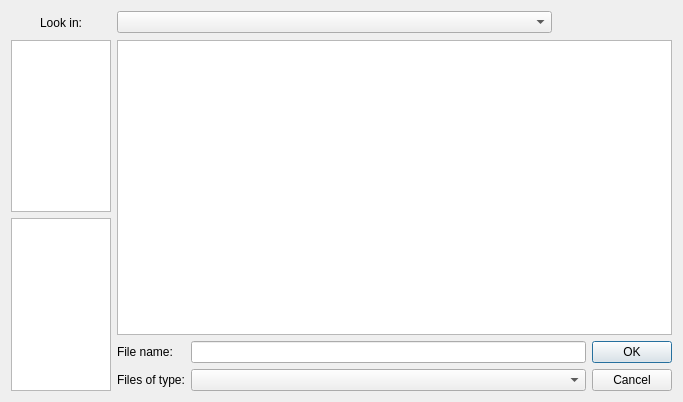
Qt form Qt/Core/Resources/UI/pqFileDialog.ui (Kitware/ParaView) before a commit.
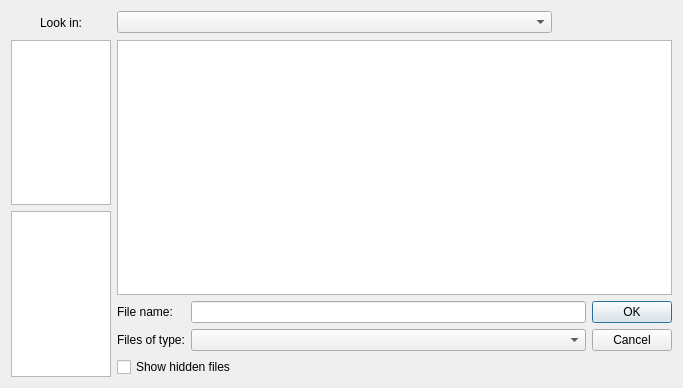
The same form after that commit. Custom widgets are drawn as their Qt base class.

Commit message:
ENH: Adding support for showing/hidding hidden files in the file dialog
Added a method to determine if a fully qualified directory or file is hidden
on the current os. The filter was not filtering folders if they where hidden,
so we now check for the hidden flag before if the index is a folder.

What changed in the file:
```diff
--- a/Qt/Core/Resources/UI/pqFileDialog.ui
+++ b/Qt/Core/Resources/UI/pqFileDialog.ui
@@ -7,7 +7,7 @@
     <x>0</x>
     <y>0</y>
     <width>683</width>
-    <height>402</height>
+    <height>388</height>
    </rect>
   </property>
   <property name="windowTitle">
@@ -180,7 +180,11 @@
       </widget>
      </item>
      <item row="2" column="1">
-      <layout class="QGridLayout">
+      <layout class="QVBoxLayout" name="verticalLayout_2">
+       <item>
+        <layout class="QVBoxLayout" name="verticalLayout">
+         <item>
+          <layout class="QGridLayout" name="_2">
        <property name="margin">
         <number>0</number>
        </property>
@@ -227,6 +231,17 @@
        </item>
       </layout>
      </item>
+         <item>
+          <widget class="QCheckBox" name="ShowHiddenFiles">
+           <property name="text">
+            <string>Show hidden files</string>
+           </property>
+          </widget>
+         </item>
+        </layout>
+       </item>
+      </layout>
+     </item>
     </layout>
    </item>
   </layout>
```
Left out of the diff: 44 changed lines with no effect on the pictures. Lines whose indentation alone changed are shown as unchanged. The commit also changes 8 other files.
